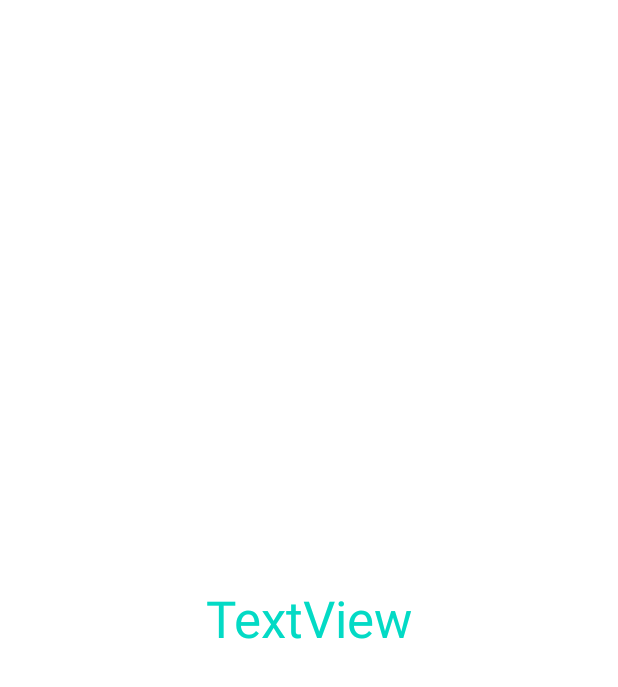
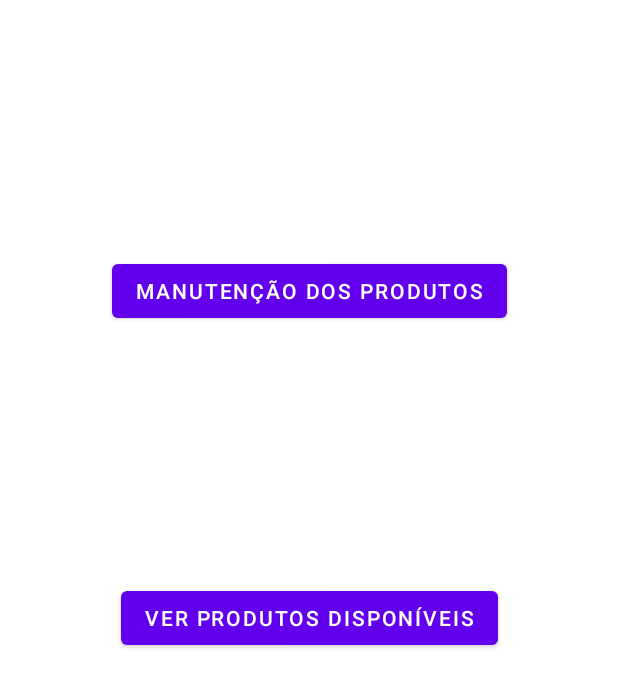
Before and after one commit to LuizFernandoJr9999/ReciclerView, an Android app: the layout activity_display_message.xml on its own in the app's theme, with its tools: preview values and no code run, on a phone screen of 412 x 824 dp. Shown: the top 687 px of the screen. Run offline under Robolectric (Android 15) with nearby library versions, the phone set to English and light mode, and no system bars.

```diff
--- a/app/src/main/res/layout/activity_display_message.xml
+++ b/app/src/main/res/layout/activity_display_message.xml
@@ -6,16 +6,25 @@
     android:layout_height="match_parent"
     tools:context=".DisplayMessageActivity">
 
-    <TextView
-        android:id="@+id/textView2"
+    <Button
+        android:id="@+id/button2"
         android:layout_width="wrap_content"
         android:layout_height="wrap_content"
-        android:text="TextView"
-        android:textAppearance="@style/TextAppearance.AppCompat.Display3"
-        android:textColor="@color/teal_200"
-        android:textSize="34sp"
+        android:onClick="sendMessage"
+        android:text="Ver Produtos Disponíveis"
         app:layout_constraintBottom_toBottomOf="parent"
         app:layout_constraintEnd_toEndOf="parent"
         app:layout_constraintStart_toStartOf="parent"
         app:layout_constraintTop_toTopOf="parent" />
+
+    <Button
+        android:id="@+id/button"
+        android:layout_width="wrap_content"
+        android:layout_height="wrap_content"
+        android:text="Manutenção dos Produtos"
+        app:layout_constraintBottom_toTopOf="@+id/button2"
+        app:layout_constraintEnd_toEndOf="parent"
+        app:layout_constraintStart_toStartOf="parent"
+        app:layout_constraintTop_toTopOf="parent" />
+
 </androidx.constraintlayout.widget.ConstraintLayout>
--- a/app/src/main/res/values/strings.xml
+++ b/app/src/main/res/values/strings.xml
@@ -1,3 +1,3 @@
 <resources>
-    <string name="app_name">ReciclerView</string>
+    <string name="app_name">Troca Sobras</string>
 </resources>
```
Also changed, not shown: app/src/main/AndroidManifest.xml (+10 -1 lines), app/src/main/java/com/cursoandroid/reciclerview/DisplayMessageActivity.java (+9 -7 lines), app/src/main/java/com/cursoandroid/reciclerview/activity/MainActivity.java (+11 -14 lines), app/src/main/res/layout/activity_main.xml (+7 -40 lines).
